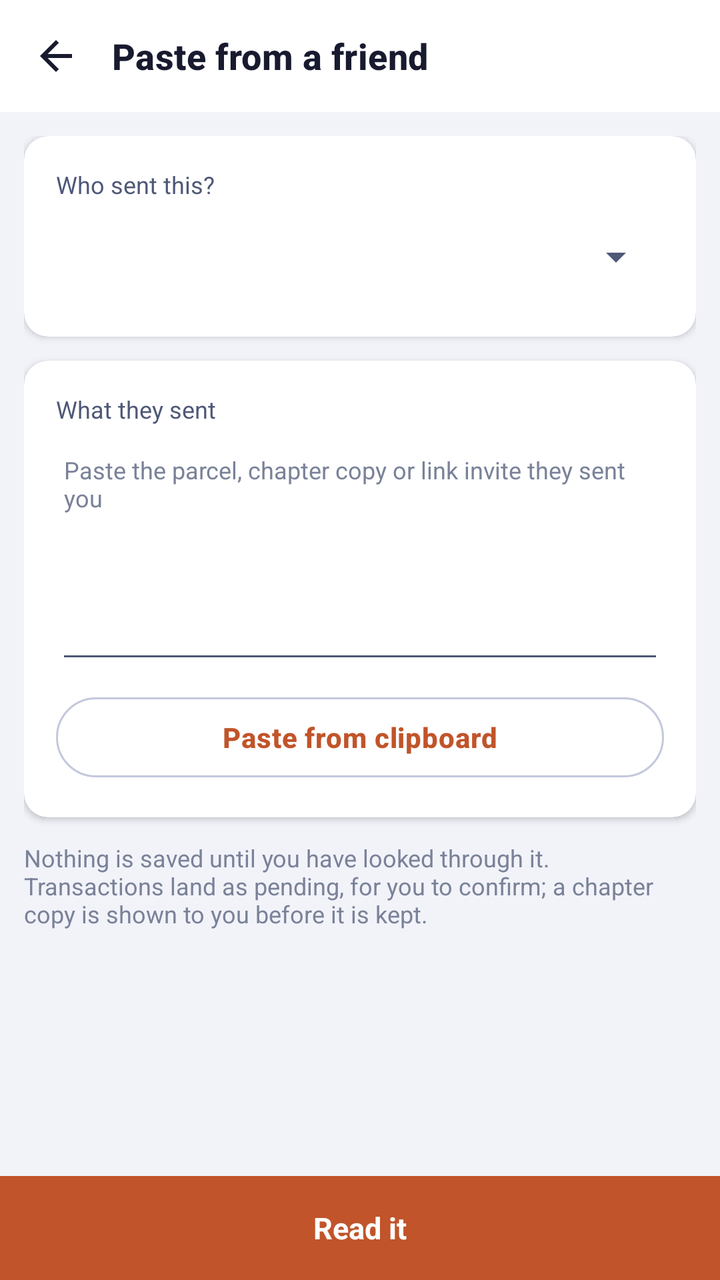
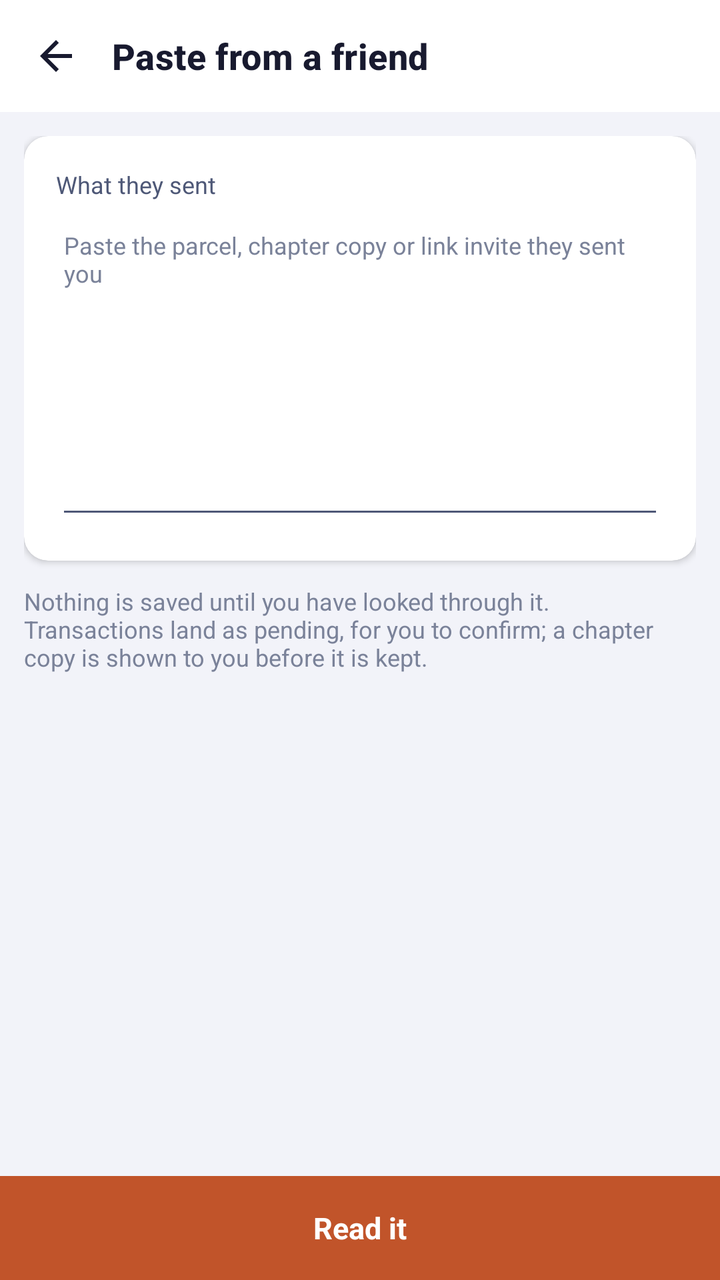

Screens rendered from an Android XML layout before and after an edit, with the pre-edit source and the edit as a unified diff.
<!-- AndroidManifest.xml: application theme Theme.UPITracker -->
<!-- res/layout/activity_parcel_import.xml -->
<?xml version="1.0" encoding="utf-8"?>
<LinearLayout xmlns:android="http://schemas.android.com/apk/res/android"
    xmlns:app="http://schemas.android.com/apk/res-auto"
    android:id="@+id/main"
    android:layout_width="match_parent"
    android:layout_height="match_parent"
    android:orientation="vertical"
    android:background="?android:attr/colorBackground">

    <LinearLayout
        style="@style/Widget.UPI.TopBar">

        <ImageButton
            android:id="@+id/btnBackParcel"
            style="@style/Widget.UPI.IconButton"
            android:src="@drawable/ic_arrow_back"
            android:contentDescription="@string/cd_back" />

        <TextView
            android:id="@+id/tvParcelTitle"
            style="@style/Widget.UPI.TopBarTitle"
            android:text="Paste from a friend" />

        
        <com.google.android.material.button.MaterialButton
            android:id="@+id/btnDismissParcel"
            style="@style/Widget.UPI.Button.Text"
            android:layout_width="wrap_content"
            android:layout_height="wrap_content"
            android:text="Dismiss"
            android:visibility="gone" />
    </LinearLayout>

    
    <ScrollView
        android:id="@+id/panelSetup"
        android:layout_width="match_parent"
        android:layout_height="0dp"
        android:layout_weight="1"
        android:padding="12dp"
        android:clipToPadding="false">

        <LinearLayout
            android:layout_width="match_parent"
            android:layout_height="wrap_content"
            android:orientation="vertical">

            <androidx.cardview.widget.CardView
                android:layout_width="match_parent"
                android:layout_height="wrap_content"
                app:cardCornerRadius="12dp"
                app:cardElevation="2dp">

                <LinearLayout
                    android:layout_width="match_parent"
                    android:layout_height="wrap_content"
                    android:orientation="vertical"
                    android:padding="16dp">

                    <TextView
                        android:layout_width="wrap_content"
                        android:layout_height="wrap_content"
                        android:text="Who sent this?"
                        android:textSize="12sp"
                        android:textColor="?attr/colorOnSurfaceVariant" />

                    <Spinner
                        android:id="@+id/spinnerSender"
                        android:layout_width="match_parent"
                        android:layout_height="48dp"
                        android:layout_marginTop="4dp" />

                    <TextView
                        android:id="@+id/tvNoFriends"
                        android:layout_width="match_parent"
                        android:layout_height="wrap_content"
                        android:layout_marginTop="8dp"
                        android:text="Add the person to your people list first, then come back."
                        android:textSize="12sp"
                        android:textColor="?attr/appWarning"
                        android:visibility="gone" />
                </LinearLayout>
            </androidx.cardview.widget.CardView>

            <androidx.cardview.widget.CardView
                android:layout_width="match_parent"
                android:layout_height="wrap_content"
                android:layout_marginTop="12dp"
                app:cardCornerRadius="12dp"
                app:cardElevation="2dp">

                <LinearLayout
                    android:layout_width="match_parent"
                    android:layout_height="wrap_content"
                    android:orientation="vertical"
                    android:padding="16dp">

                    <TextView
                        android:layout_width="wrap_content"
                        android:layout_height="wrap_content"
                        android:text="What they sent"
                        android:textSize="12sp"
                        android:textColor="?attr/colorOnSurfaceVariant" />

                    <EditText
                        android:id="@+id/etParcel"
                        android:layout_width="match_parent"
                        android:layout_height="120dp"
                        android:layout_marginTop="4dp"
                        android:gravity="top|start"
                        android:hint="Paste the parcel, chapter copy or link invite they sent you"
                        android:inputType="textMultiLine|textNoSuggestions"
                        android:textSize="12sp"
                        android:importantForAutofill="no"
                        android:autofillHints="" />

                    <Button
                        android:id="@+id/btnPasteParcel"
                        style="?attr/materialButtonOutlinedStyle"
                        android:layout_width="match_parent"
                        android:layout_height="wrap_content"
                        android:layout_marginTop="8dp"
                        android:text="Paste from clipboard" />
                </LinearLayout>
            </androidx.cardview.widget.CardView>

            <TextView
                android:layout_width="match_parent"
                android:layout_height="wrap_content"
                android:layout_marginTop="12dp"
                android:text="Nothing is saved until you have looked through it. Transactions land as pending, for you to confirm; a chapter copy is shown to you before it is kept."
                android:textSize="12sp"
                android:textColor="?attr/appTextMuted" />
        </LinearLayout>
    </ScrollView>

    <TextView
        android:id="@+id/btnRead"
        android:layout_width="match_parent"
        android:layout_height="52dp"
        android:gravity="center"
        android:background="?attr/colorPrimary"
        android:text="Read it"
        android:textSize="15sp"
        android:textStyle="bold"
        android:textColor="?attr/colorOnPrimary" />

    
    <LinearLayout
        android:id="@+id/panelReview"
        android:layout_width="match_parent"
        android:layout_height="0dp"
        android:layout_weight="1"
        android:orientation="vertical"
        android:visibility="gone">

        <TextView
            android:id="@+id/tvReviewSummary"
            android:layout_width="match_parent"
            android:layout_height="wrap_content"
            android:paddingStart="12dp"
            android:paddingEnd="12dp"
            android:paddingTop="12dp"
            android:paddingBottom="4dp"
            android:textSize="13sp"
            android:textColor="?attr/colorOnSurfaceVariant" />

        <TextView
            android:id="@+id/tvUnmappedPeople"
            android:layout_width="match_parent"
            android:layout_height="wrap_content"
            android:paddingStart="12dp"
            android:paddingEnd="12dp"
            android:paddingBottom="8dp"
            android:textSize="12sp"
            android:textColor="?attr/appWarning"
            android:visibility="gone" />

        <TextView
            android:id="@+id/tvReviewEmpty"
            android:layout_width="match_parent"
            android:layout_height="wrap_content"
            android:padding="24dp"
            android:gravity="center"
            android:text="Nothing new here — you already have everything in this parcel."
            android:textSize="13sp"
            android:textColor="?attr/colorOnSurfaceVariant"
            android:visibility="gone" />

        <androidx.recyclerview.widget.RecyclerView
            android:id="@+id/rvParcelRows"
            android:layout_width="match_parent"
            android:layout_height="0dp"
            android:layout_weight="1"
            android:paddingStart="12dp"
            android:paddingEnd="12dp"
            android:paddingBottom="12dp"
            android:clipToPadding="false" />

        <TextView
            android:id="@+id/btnCommitParcel"
            android:layout_width="match_parent"
            android:layout_height="52dp"
            android:gravity="center"
            android:background="?attr/colorPrimary"
            android:textSize="15sp"
            android:textStyle="bold"
            android:textColor="?attr/colorOnPrimary" />
    </LinearLayout>
</LinearLayout>
<!-- resources referenced by this layout -->
<resources>
  <style name="Base.Theme.UPITracker" parent="Theme.Material3.DayNight.NoActionBar">
  
          <item name="colorPrimary">@color/app_primary</item>
          <item name="colorOnPrimary">@color/app_on_primary</item>
          <item name="colorPrimaryContainer">@color/app_primary_container</item>
          <item name="colorOnPrimaryContainer">@color/app_on_primary_container</item>
  
          <item name="colorSecondary">@color/app_secondary</item>
          <item name="colorOnSecondary">@color/app_on_secondary</item>
          <item name="colorSecondaryContainer">@color/app_secondary_container</item>
          <item name="colorOnSecondaryContainer">@color/app_on_secondary_container</item>
  
          <item name="colorTertiary">@color/app_primary</item>
          <item name="colorOnTertiary">@color/app_on_primary</item>
          <item name="colorTertiaryContainer">@color/app_primary_container</item>
          <item name="colorOnTertiaryContainer">@color/app_on_primary_container</item>
  
          <item name="android:colorBackground">@color/app_background</item>
          <item name="colorOnBackground">@color/app_on_surface</item>
          <item name="android:windowBackground">@color/app_background</item>
  
          <item name="colorSurface">@color/app_surface</item>
          <item name="colorOnSurface">@color/app_on_surface</item>
          <item name="colorSurfaceVariant">@color/app_surface_variant</item>
          <item name="colorOnSurfaceVariant">@color/app_on_surface_variant</item>
          <item name="colorSurfaceInverse">@color/app_on_surface</item>
          <item name="colorOnSurfaceInverse">@color/app_surface</item>
  
          <item name="colorOutline">@color/app_outline</item>
          <item name="colorOutlineVariant">@color/app_outline_variant</item>
  
          
          <item name="colorError">@color/app_negative</item>
          <item name="colorOnError">@color/app_on_primary</item>
          <item name="colorErrorContainer">@color/app_negative_container</item>
          <item name="colorOnErrorContainer">@color/app_on_negative_container</item>
  
          <item name="android:textColorPrimary">@color/app_on_surface</item>
          <item name="android:textColorSecondary">@color/app_on_surface_variant</item>
          <item name="android:textColorTertiary">@color/app_on_surface_muted</item>
          <item name="android:textColorHint">@color/app_on_surface_muted</item>
          <item name="colorControlNormal">@color/app_on_surface_variant</item>
          <item name="colorControlActivated">@color/app_primary</item>
          <item name="colorControlHighlight">@color/app_outline_variant</item>
  
          
          <item name="appPositive">@color/app_positive</item>
          <item name="appNegative">@color/app_negative</item>
          <item name="appWarning">@color/app_warning</item>
          <item name="appAmountNeutral">@color/app_amount_neutral</item>
          <item name="appPositiveContainer">@color/app_positive_container</item>
          <item name="appOnPositiveContainer">@color/app_on_positive_container</item>
          <item name="appNegativeContainer">@color/app_negative_container</item>
          <item name="appOnNegativeContainer">@color/app_on_negative_container</item>
          <item name="appTextMuted">@color/app_on_surface_muted</item>
          <item name="appSpeculative">@color/app_speculative</item>
  
          <item name="appAvatarMe">@color/app_avatar_me</item>
          <item name="appOnAvatarMe">@color/app_on_avatar_me</item>
          <item name="appAvatarFriend">@color/app_avatar_friend</item>
          <item name="appOnAvatarFriend">@color/app_on_avatar_friend</item>
          <item name="appAvatarMerchant">@color/app_avatar_merchant</item>
          <item name="appOnAvatarMerchant">@color/app_on_avatar_merchant</item>
  
          <item name="appChartGrid">@color/app_chart_grid</item>
          <item name="appChartZeroLine">@color/app_chart_zero_line</item>
          <item name="appChartAxisLabel">@color/app_chart_axis_label</item>
          <item name="appChartTrack">@color/app_chart_track</item>
          <item name="appChartNeutral">@color/app_chart_neutral</item>
  
          
          <item name="android:statusBarColor">@android:color/transparent</item>
          <item name="android:navigationBarColor">@android:color/transparent</item>
          <item name="android:enforceNavigationBarContrast" tools:targetApi="29">false</item>
          <item name="android:enforceStatusBarContrast" tools:targetApi="29">false</item>
  
          
          <item name="materialButtonStyle">@style/Widget.UPI.Button</item>
          <item name="materialCardViewStyle">@style/Widget.UPI.Card</item>
          <item name="toolbarStyle">@style/Widget.UPI.TopAppBar</item>
          <item name="chipStyle">@style/Widget.UPI.Chip.Filter</item>
          <item name="materialAlertDialogTheme">@style/ThemeOverlay.UPI.Dialog</item>
          <item name="alertDialogTheme">@style/ThemeOverlay.UPI.Dialog</item>
      </style>
  <!-- unchanged entries left out for length: 63 -->
</resources>

<!-- the commit's change to res/layout/activity_parcel_import.xml (unified diff, before → after) -->
@@ -60,44 +60,6 @@
                     <TextView
                         android:layout_width="wrap_content"
                         android:layout_height="wrap_content"
-                        android:text="Who sent this?"
-                        android:textSize="12sp"
-                        android:textColor="?attr/colorOnSurfaceVariant" />
-
-                    <Spinner
-                        android:id="@+id/spinnerSender"
-                        android:layout_width="match_parent"
-                        android:layout_height="48dp"
-                        android:layout_marginTop="4dp" />
-
-                    <TextView
-                        android:id="@+id/tvNoFriends"
-                        android:layout_width="match_parent"
-                        android:layout_height="wrap_content"
-                        android:layout_marginTop="8dp"
-                        android:text="Add the person to your people list first, then come back."
-                        android:textSize="12sp"
-                        android:textColor="?attr/appWarning"
-                        android:visibility="gone" />
-                </LinearLayout>
-            </androidx.cardview.widget.CardView>
-
-            <androidx.cardview.widget.CardView
-                android:layout_width="match_parent"
-                android:layout_height="wrap_content"
-                android:layout_marginTop="12dp"
-                app:cardCornerRadius="12dp"
-                app:cardElevation="2dp">
-
-                <LinearLayout
-                    android:layout_width="match_parent"
-                    android:layout_height="wrap_content"
-                    android:orientation="vertical"
-                    android:padding="16dp">
-
-                    <TextView
-                        android:layout_width="wrap_content"
-                        android:layout_height="wrap_content"
                         android:text="What they sent"
                         android:textSize="12sp"
                         android:textColor="?attr/colorOnSurfaceVariant" />
@@ -105,7 +67,7 @@
                     <EditText
                         android:id="@+id/etParcel"
                         android:layout_width="match_parent"
-                        android:layout_height="120dp"
+                        android:layout_height="160dp"
                         android:layout_marginTop="4dp"
                         android:gravity="top|start"
                         android:hint="Paste the parcel, chapter copy or link invite they sent you"
@@ -113,14 +75,6 @@
                         android:textSize="12sp"
                         android:importantForAutofill="no"
                         android:autofillHints="" />
-
-                    <Button
-                        android:id="@+id/btnPasteParcel"
-                        style="?attr/materialButtonOutlinedStyle"
-                        android:layout_width="match_parent"
-                        android:layout_height="wrap_content"
-                        android:layout_marginTop="8dp"
-                        android:text="Paste from clipboard" />
                 </LinearLayout>
             </androidx.cardview.widget.CardView>
 
@@ -165,6 +119,34 @@
             android:textSize="13sp"
             android:textColor="?attr/colorOnSurfaceVariant" />
 
+        
+        <LinearLayout
+            android:id="@+id/rowSender"
+            android:layout_width="match_parent"
+            android:layout_height="wrap_content"
+            android:gravity="center_vertical"
+            android:orientation="horizontal"
+            android:paddingStart="12dp"
+            android:paddingEnd="4dp"
+            android:paddingBottom="4dp"
+            android:visibility="gone">
+
+            <TextView
+                android:id="@+id/tvSenderMatch"
+                android:layout_width="0dp"
+                android:layout_height="wrap_content"
+                android:layout_weight="1"
+                android:textSize="13sp"
+                android:textColor="?attr/colorOnSurface" />
+
+            <com.google.android.material.button.MaterialButton
+                android:id="@+id/btnChangeSender"
+                style="@style/Widget.UPI.Button.Text"
+                android:layout_width="wrap_content"
+                android:layout_height="wrap_content"
+                android:text="Change" />
+        </LinearLayout>
+
         <TextView
             android:id="@+id/tvUnmappedPeople"
             android:layout_width="match_parent"
<!-- resource entries referenced after the edit -->
@@ -49,6 +49,8 @@
           <item name="appPositive">@color/app_positive</item>
           <item name="appNegative">@color/app_negative</item>
           <item name="appWarning">@color/app_warning</item>
+          <item name="appRevert">@color/app_revert</item>
+          <item name="appOnRevert">@color/app_on_revert</item>
           <item name="appAmountNeutral">@color/app_amount_neutral</item>
           <item name="appPositiveContainer">@color/app_positive_container</item>
           <item name="appOnPositiveContainer">@color/app_on_positive_container</item>
@@ -84,6 +86,8 @@
           <item name="materialAlertDialogTheme">@style/ThemeOverlay.UPI.Dialog</item>
           <item name="alertDialogTheme">@style/ThemeOverlay.UPI.Dialog</item>
       </style>
+  <color name="app_revert">#6B3FA0</color>
+  <color name="app_on_revert">#FFFFFF</color>
   <!-- unchanged entries left out for length: 63 -->
 </resources>
 
